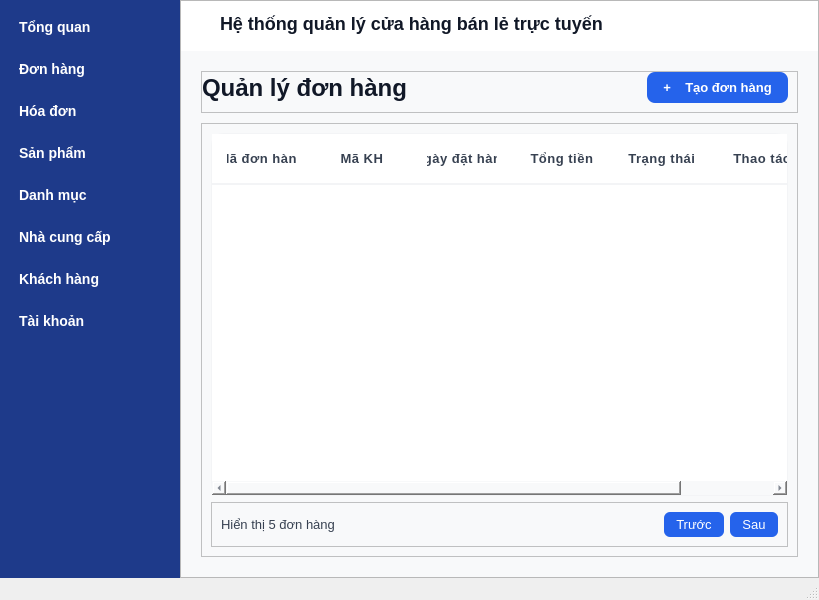
The window that ui/main.ui (doandt0612/retail-store-management) describes before a commit, drawn with Qt 5.
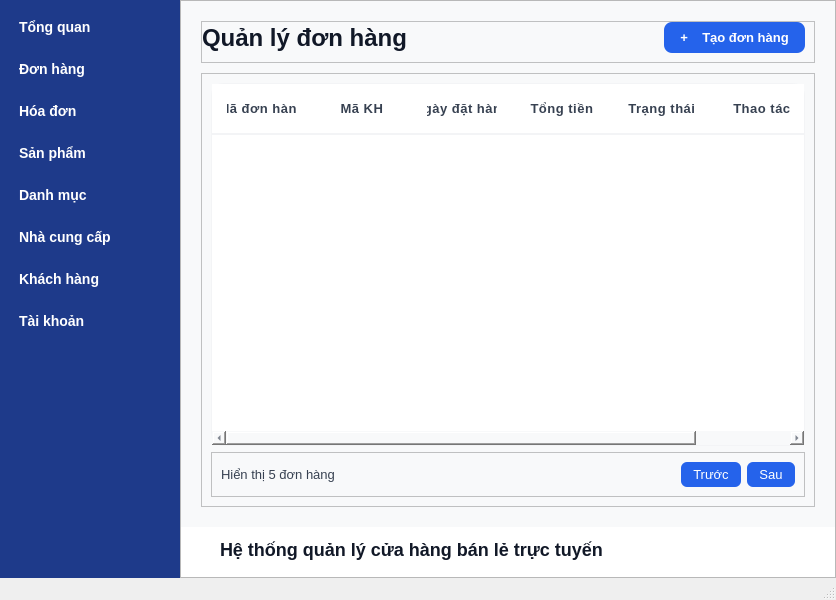
The same window after the commit. The open tabs and pages were chosen to show the change.

```diff
--- a/ui/main.ui
+++ b/ui/main.ui
@@ -6,7 +6,7 @@
    <rect>
     <x>0</x>
     <y>0</y>
-    <width>819</width>
+    <width>836</width>
     <height>600</height>
    </rect>
   </property>
@@ -211,82 +211,6 @@
        <property name="bottomMargin">
         <number>0</number>
        </property>
-       <item>
-        <widget class="QFrame" name="frHeaderName">
-         <property name="minimumSize">
-          <size>
-           <width>0</width>
-           <height>50</height>
-          </size>
-         </property>
-         <property name="maximumSize">
-          <size>
-           <width>16777215</width>
-           <height>50</height>
-          </size>
-         </property>
-         <property name="styleSheet">
-          <string notr="true">/* Tổng thể Header */
-QFrame#frHeaderName {
-    background-color: white;
-}
-
-/* Chỉnh dòng chữ tiêu đề chính */
-QLabel#lblTenDeTai {
-    font-size: 16px;
-    font-weight: bold;
-    color: #1a1a1a;
-    border: none;
-}
-
-</string>
-         </property>
-         <property name="frameShape">
-          <enum>QFrame::NoFrame</enum>
-         </property>
-         <property name="frameShadow">
-          <enum>QFrame::Plain</enum>
-         </property>
-         <layout class="QVBoxLayout" name="verticalLayout_3">
-          <property name="spacing">
-           <number>0</number>
-          </property>
-          <property name="leftMargin">
-           <number>14</number>
-          </property>
-          <property name="topMargin">
-           <number>0</number>
-          </property>
-          <property name="rightMargin">
-           <number>0</number>
-          </property>
-          <property name="bottomMargin">
-           <number>0</number>
-          </property>
-          <item>
-           <widget class="QLabel" name="lblTenDeTai">
-            <property name="styleSheet">
-             <string notr="true">QLabel#lblTenDeTai {
-    font-size: 18px;       /* Tăng kích thước chữ */
-    font-weight: semi-bold;     /* In đậm */
-    color: #111827;        /* Màu đen tuyền nổi bật */
-    padding-bottom: 5px;
-}</string>
-            </property>
-            <property name="text">
-             <string>Hệ thống quản lý cửa hàng bán lẻ trực tuyến</string>
-            </property>
-            <property name="alignment">
-             <set>Qt::AlignLeading|Qt::AlignLeft|Qt::AlignVCenter</set>
-            </property>
-            <property name="wordWrap">
-             <bool>false</bool>
-            </property>
-           </widget>
-          </item>
-         </layout>
-        </widget>
-       </item>
        <item>
         <widget class="QStackedWidget" name="stackedWidget">
          <property name="styleSheet">
@@ -1796,6 +1720,82 @@
          </widget>
         </widget>
        </item>
+       <item>
+        <widget class="QFrame" name="frHeaderName">
+         <property name="minimumSize">
+          <size>
+           <width>0</width>
+           <height>50</height>
+          </size>
+         </property>
+         <property name="maximumSize">
+          <size>
+           <width>16777215</width>
+           <height>50</height>
+          </size>
+         </property>
+         <property name="styleSheet">
+          <string notr="true">/* Tổng thể Header */
+QFrame#frHeaderName {
+    background-color: white;
+}
+
+/* Chỉnh dòng chữ tiêu đề chính */
+QLabel#lblTenDeTai {
+    font-size: 16px;
+    font-weight: bold;
+    color: #1a1a1a;
+    border: none;
+}
+
+</string>
+         </property>
+         <property name="frameShape">
+          <enum>QFrame::NoFrame</enum>
+         </property>
+         <property name="frameShadow">
+          <enum>QFrame::Plain</enum>
+         </property>
+         <layout class="QVBoxLayout" name="verticalLayout_3">
+          <property name="spacing">
+           <number>0</number>
+          </property>
+          <property name="leftMargin">
+           <number>14</number>
+          </property>
+          <property name="topMargin">
+           <number>0</number>
+          </property>
+          <property name="rightMargin">
+           <number>0</number>
+          </property>
+          <property name="bottomMargin">
+           <number>0</number>
+          </property>
+          <item>
+           <widget class="QLabel" name="lblTenDeTai">
+            <property name="styleSheet">
+             <string notr="true">QLabel#lblTenDeTai {
+    font-size: 18px;       /* Tăng kích thước chữ */
+    font-weight: semi-bold;     /* In đậm */
+    color: #111827;        /* Màu đen tuyền nổi bật */
+    padding-bottom: 5px;
+}</string>
+            </property>
+            <property name="text">
+             <string>Hệ thống quản lý cửa hàng bán lẻ trực tuyến</string>
+            </property>
+            <property name="alignment">
+             <set>Qt::AlignLeading|Qt::AlignLeft|Qt::AlignVCenter</set>
+            </property>
+            <property name="wordWrap">
+             <bool>false</bool>
+            </property>
+           </widget>
+          </item>
+         </layout>
+        </widget>
+       </item>
       </layout>
      </widget>
     </item>
```
Left out of the diff: 4 changed lines with no effect on the pictures.
